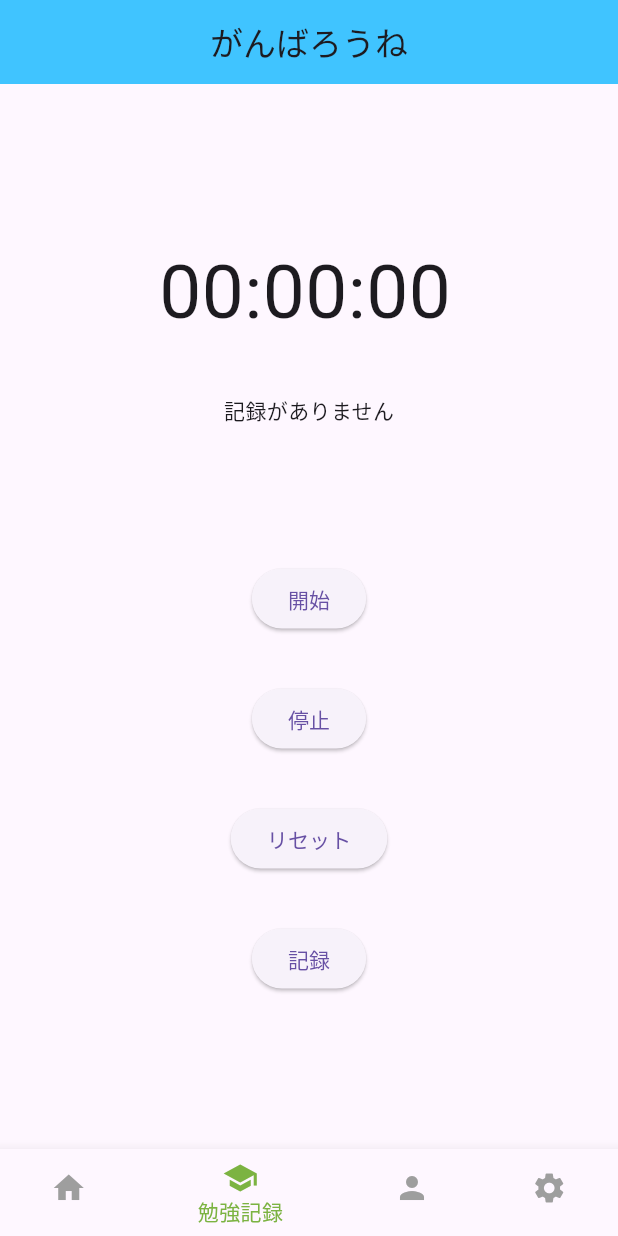
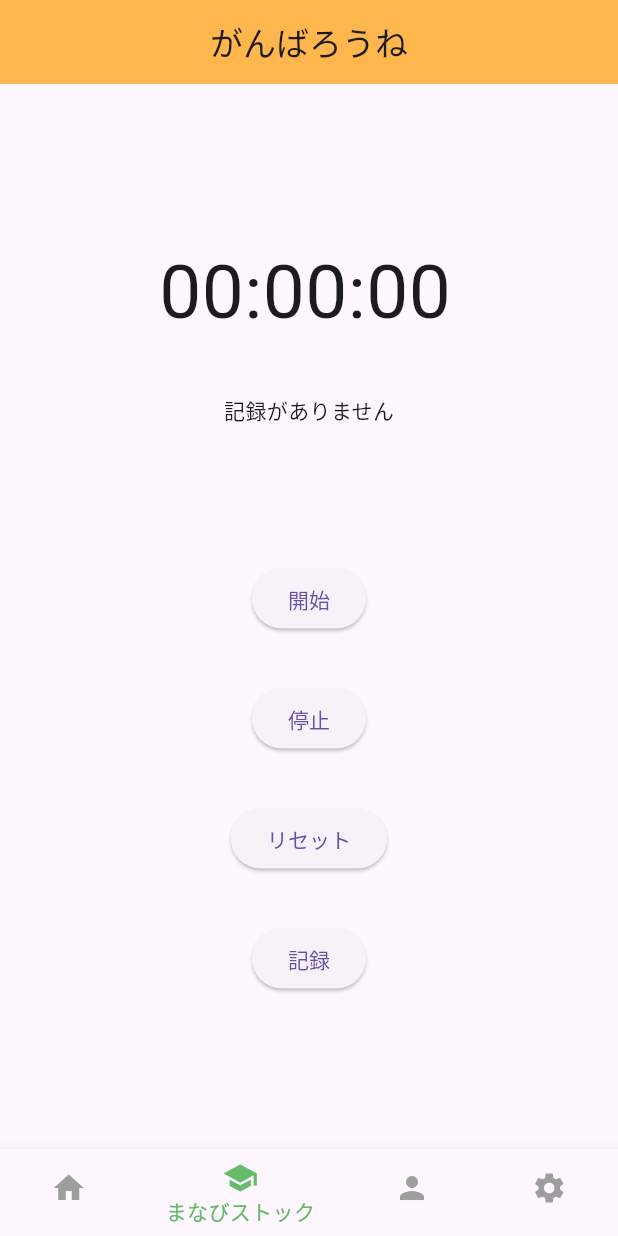
Before and after one commit to Ryosan846538/Ganbaroune, a Flutter app: the screen it shows after launch, item 2 of the bottom bar chosen, on a phone screen of 412 x 824 dp. Run offline on Flutter 3.47's test engine with Material 3 defaults, Android fonts, the light colour scheme and no system bars; our stand-ins replace stop_watch_timer.

Commit message:
change AppBar&ButtomNavigationBar colors

```diff
--- a/lib/main.dart
+++ b/lib/main.dart
@@ -38,7 +38,7 @@ class MyAppState extends State<MyApp> {
     return MaterialApp(
       home: Scaffold(
         appBar: AppBar(
-          backgroundColor: Colors.lightBlueAccent,
+          backgroundColor: Colors.orange[300],
           title: const Text('がんばろうね'),
           centerTitle: true,
         ),
--- a/lib/screen/menu.dart
+++ b/lib/screen/menu.dart
@@ -12,7 +12,7 @@ class Menu extends StatelessWidget {
     return BottomNavigationBar(
       currentIndex: currentIndex,
       onTap: onTap,
-      selectedItemColor: Colors.lightGreen.shade600,
+      selectedItemColor: Colors.green[400],
       unselectedItemColor: Colors.grey,
       items: const [
         BottomNavigationBarItem(
@@ -21,11 +21,11 @@ class Menu extends StatelessWidget {
         ),
         BottomNavigationBarItem(
           icon: Icon(Icons.school),
-          label: '勉強記録',
+          label: 'まなびストック',
         ),
         BottomNavigationBarItem(
           icon: Icon(Icons.person),
-          label: '友達リスト',
+          label: 'プロフィール',
         ),
         BottomNavigationBarItem(
           icon: Icon(Icons.settings),
```
